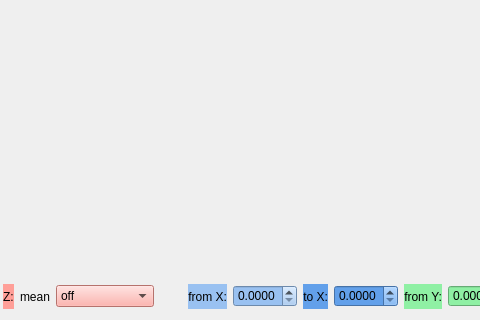
Qt form qt/rnd_param_view.ui (idergunoff/random_param_view) before a commit; both pictures show x 276 to 756 and y 304 to 624 of the 1473 by 624 pixel window.
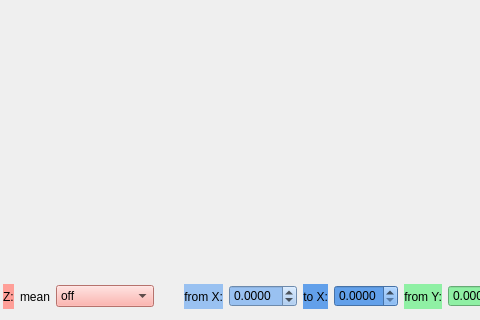
The same form after that commit.

The edit to the form file:
```diff
--- a/qt/rnd_param_view.ui
+++ b/qt/rnd_param_view.ui
@@ -400,6 +400,9 @@
          <property name="decimals">
           <number>4</number>
          </property>
+         <property name="minimum">
+          <double>-1.000000000000000</double>
+         </property>
          <property name="maximum">
           <double>1.000000000000000</double>
          </property>
```
Left out of the diff: 48 changed lines with no effect on the pictures.
